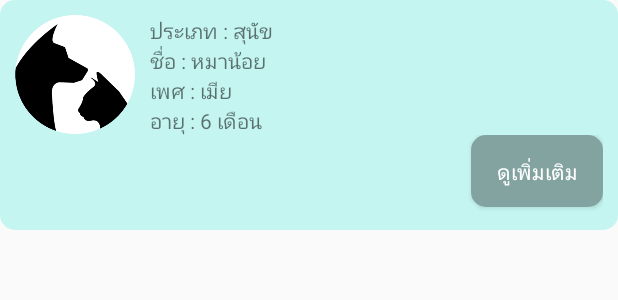
After one commit to chinnatan/Pet-Medical-Records-SEProj, an Android app: the layout fragment_menu_pets_item.xml on its own in the app's theme, with its tools: preview values and no code run, on a phone screen of 412 x 824 dp. The commit adds this screen. Shown: the top 300 px of the screen. Run offline under Robolectric (Android 15) with nearby library versions, the phone set to English and light mode, and no system bars.

Commit message:
เพิ่มหน้า สัตว์เลี้ยง และ custom listview ในหน้าสัตว์เลี้ยง

```diff
--- /dev/null
+++ b/app/src/main/res/layout/fragment_menu_pets_item.xml
@@ -0,0 +1,97 @@
+<?xml version="1.0" encoding="utf-8"?>
+<LinearLayout xmlns:android="http://schemas.android.com/apk/res/android"
+    android:layout_width="match_parent"
+    android:layout_height="wrap_content"
+    android:orientation="vertical"
+    android:background="@drawable/shape"
+    android:padding="10dp">
+
+    <LinearLayout
+        android:layout_width="match_parent"
+        android:layout_height="wrap_content"
+        android:orientation="horizontal">
+
+        <ImageView
+            android:layout_width="80dp"
+            android:layout_height="79dp"
+            android:background="@drawable/logo"
+            android:layout_marginRight="10dp"/>
+
+        <LinearLayout
+            android:layout_width="match_parent"
+            android:layout_height="wrap_content"
+            android:orientation="vertical">
+
+            <LinearLayout
+                android:layout_width="wrap_content"
+                android:layout_height="wrap_content"
+                android:orientation="horizontal">
+
+                <TextView
+                    android:id="@+id/frg_menu_pets_item_type"
+                    android:layout_width="wrap_content"
+                    android:layout_height="wrap_content"
+                    android:text="ประเภท : สุนัข"/>
+
+            </LinearLayout>
+
+            <LinearLayout
+                android:layout_width="wrap_content"
+                android:layout_height="wrap_content"
+                android:orientation="horizontal">
+
+                <TextView
+                    android:id="@+id/frg_menu_pets_item_name"
+                    android:layout_width="wrap_content"
+                    android:layout_height="wrap_content"
+                    android:text="ชื่อ : หมาน้อย"/>
+
+            </LinearLayout>
+
+            <LinearLayout
+                android:layout_width="wrap_content"
+                android:layout_height="wrap_content"
+                android:orientation="horizontal">
+
+                <TextView
+                    android:id="@+id/frg_menu_pets_item_sex"
+                    android:layout_width="wrap_content"
+                    android:layout_height="wrap_content"
+                    android:text="เพศ : เมีย"/>
+
+            </LinearLayout>
+
+            <LinearLayout
+                android:layout_width="wrap_content"
+                android:layout_height="wrap_content"
+                android:orientation="horizontal">
+
+                <TextView
+                    android:id="@+id/frg_menu_pets_item_age"
+                    android:layout_width="wrap_content"
+                    android:layout_height="wrap_content"
+                    android:text="อายุ : 6 เดือน"/>
+
+            </LinearLayout>
+
+            <LinearLayout
+                android:layout_width="match_parent"
+                android:layout_height="match_parent"
+                android:orientation="horizontal"
+                android:gravity="right">
+
+                <Button
+                    android:layout_width="wrap_content"
+                    android:layout_height="wrap_content"
+                    android:text="ดูเพิ่มเติม"
+                    android:textColor="@color/colorWhite"
+                    android:background="@drawable/button"
+                    android:layout_marginBottom="5dp" />
+
+            </LinearLayout>
+
+        </LinearLayout>
+
+    </LinearLayout>
+
+</LinearLayout>
--- a/app/src/main/res/values/strings.xml
+++ b/app/src/main/res/values/strings.xml
@@ -35,4 +35,7 @@
     <!--Edit Profile Fragment-->
     <string name="editProfileFrg_header">Edit Your Profile</string>
     <string name="editProfileFrg_submit">ยืนยัน</string>
+
+    <!--Pet Fragment-->
+    <string name="petFrg_header">Your Pets</string>
 </resources>
```
Also changed, not shown: app/src/main/java/com/brainnotfound/g04/petmedicalrecords/module/Pets/Pets.java (added, +67 -0 lines), app/src/main/java/com/brainnotfound/g04/petmedicalrecords/module/Pets/PetsAdapter.java (added, +47 -0 lines), app/src/main/java/com/brainnotfound/g04/petmedicalrecords/module/Pets/PetsFragment.java (added, +27 -0 lines), app/src/main/res/drawable/button_blue.xml (deleted, +0 -11 lines), app/src/main/res/drawable/button_blue_shape.xml (deleted, +0 -11 lines), app/src/main/res/drawable/button_colorPrimaryDark.xml (added, +11 -0 lines), app/src/main/res/drawable/button_colorPrimaryDark_circle.xml (added, +11 -0 lines), app/src/main/res/layout/fragment_menu_pets.xml (+183 -146 lines), app/src/main/res/drawable-hdpi/ic_add.png (added), app/src/main/res/drawable-mdpi/ic_add.png (added), app/src/main/res/drawable-xhdpi/ic_add.png (added), app/src/main/res/drawable-xxhdpi/ic_add.png (added).
